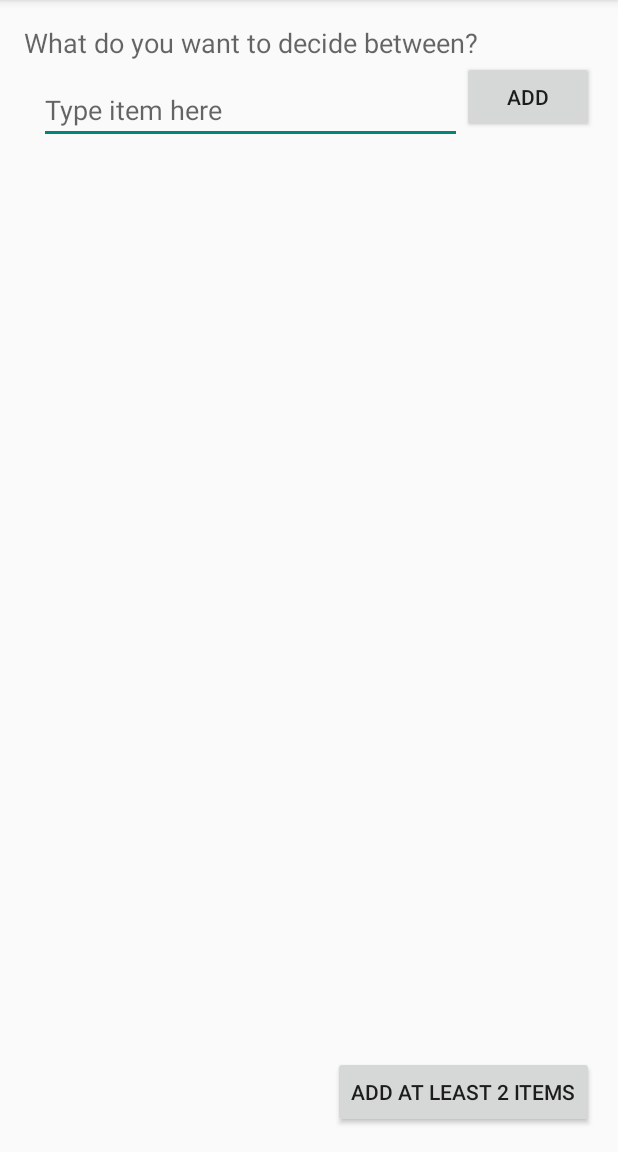
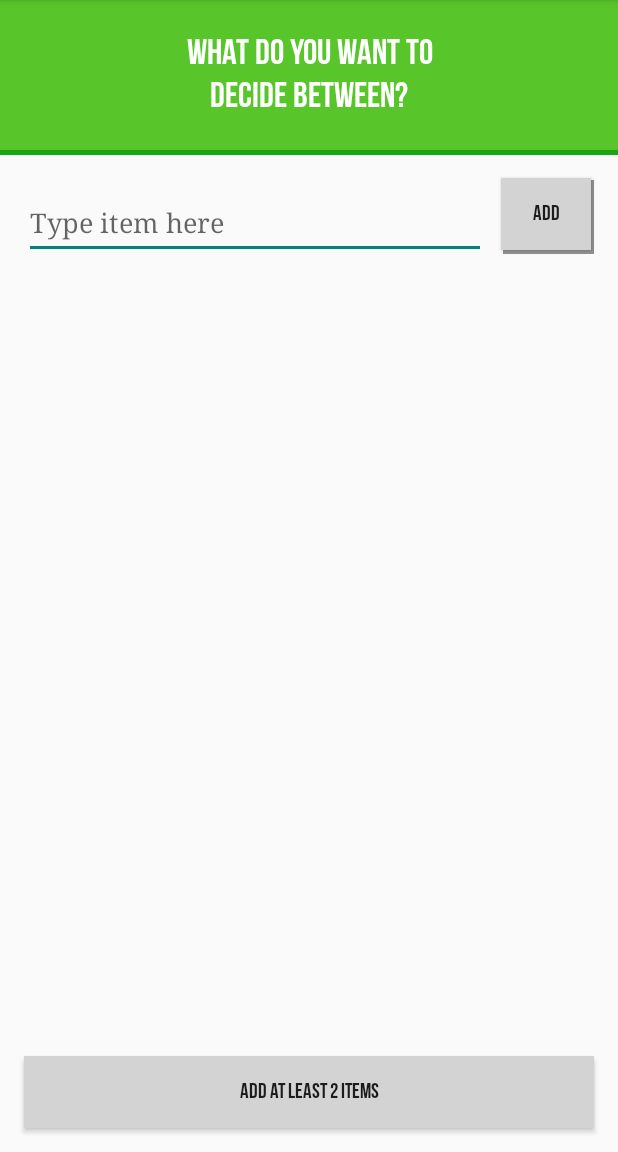
Before and after one commit to cstack/rankit-android, an Android app: the screen it shows after launch (PickOptionsActivity), on a phone screen of 412 x 824 dp, the part 84-1236 px from its top. Run offline under Robolectric (Android 15) with nearby library versions, the phone set to English and light mode, and no system bars.

Commit message:
shivas first commit

```diff
--- a/RankItProject/RankIt/src/main/java/com/connorstack/rankit/PickActivity.java
+++ b/RankItProject/RankIt/src/main/java/com/connorstack/rankit/PickActivity.java
@@ -8,6 +8,10 @@ import android.widget.Button;
 import android.widget.EditText;
 import android.widget.ListView;
 import android.widget.TextView;
+import android.graphics.Typeface;
+import android.animation.ObjectAnimator;
+import android.animation.ArgbEvaluator;
+import android.graphics.Color;
 
 import java.util.ArrayList;
 
@@ -39,6 +43,11 @@ public abstract class PickActivity extends MenuActivity {
         final Button addOptionButton = (Button) findViewById(R.id.addOptionButton);
         final Button continueButton = (Button) findViewById(R.id.continueButton);
 
+        Typeface tf = Typeface.createFromAsset(getAssets(), "fonts/BebasNeue.otf");
+        addOptionButton.setTypeface(tf);
+        continueButton.setTypeface(tf);
+        promptTextView.setTypeface(tf);
+
         addOptionButton.setOnClickListener(new View.OnClickListener() {
             @Override
             public void onClick(View view) {
@@ -66,7 +75,19 @@ public abstract class PickActivity extends MenuActivity {
 
     private void updateContinueButton(Button continueButton) {
         final int numNeeded = getMinimumNumberOfItems();
+
+        final View continueButtonBorder = (View) findViewById(R.id.ContinueButtonBorder);
+
         if (mList.size() >= numNeeded) {
+            ObjectAnimator colorFade = ObjectAnimator.ofObject(continueButton, "backgroundColor", new ArgbEvaluator(), Color.rgb(211, 211, 211), Color.rgb(88, 198, 42));
+            colorFade.setDuration(500);
+            colorFade.start();
+            ObjectAnimator borderFade = ObjectAnimator.ofObject(continueButtonBorder, "backgroundColor", new ArgbEvaluator(), Color.rgb(255, 255, 255), Color.rgb(27, 165, 19));
+            borderFade.setDuration(500);
+            borderFade.start();
+            ObjectAnimator textFade = ObjectAnimator.ofObject(continueButton, "textColor", new ArgbEvaluator(), Color.rgb(0, 0, 0), Color.rgb(255, 255, 255));
+            textFade.setDuration(500);
+            textFade.start();
             continueButton.setClickable(true);
             continueButton.setText("Continue");
         } else {
--- a/RankItProject/RankIt/src/main/java/com/connorstack/rankit/PickOptionsActivity.java
+++ b/RankItProject/RankIt/src/main/java/com/connorstack/rankit/PickOptionsActivity.java
@@ -19,6 +19,6 @@ public class PickOptionsActivity extends PickActivity {
 
     @Override
     protected String getPrompt() {
-        return "What do you want to decide between?";
+        return "What do you want to\ndecide between?";
     }
 }
--- /dev/null
+++ b/RankItProject/RankIt/src/main/res/drawable/rectangle.xml
@@ -0,0 +1,10 @@
+<?xml version="1.0" encoding="UTF-8"?>
+<shape xmlns:android="http://schemas.android.com/apk/res/android" android:id="@+id/listview_background_shape">
+    <stroke android:width="2dp" android:color="#ff207d94" />
+    <padding android:left="2dp"
+        android:top="2dp"
+        android:right="2dp"
+        android:bottom="2dp" />
+    <corners android:radius="5dp" />
+    <solid android:color="#ffffffff" />
+</shape>
--- a/RankItProject/RankIt/src/main/res/layout/activity_main.xml
+++ b/RankItProject/RankIt/src/main/res/layout/activity_main.xml
@@ -2,57 +2,120 @@
     xmlns:tools="http://schemas.android.com/tools"
     android:layout_width="match_parent"
     android:layout_height="match_parent"
-    android:paddingLeft="@dimen/activity_horizontal_margin"
-    android:paddingRight="@dimen/activity_horizontal_margin"
-    android:paddingTop="@dimen/activity_vertical_margin"
-    android:paddingBottom="@dimen/activity_vertical_margin"
+    android:paddingLeft="0dp"
+    android:paddingRight="0dp"
+    android:paddingTop="0dp"
     tools:context=".MainActivity$PlaceholderFragment">
 
     <TextView
-        android:layout_width="wrap_content"
-        android:layout_height="wrap_content"
+        android:layout_width="fill_parent"
+        android:layout_height="100dp"
         android:textAppearance="?android:attr/textAppearanceMedium"
-        android:text="What are you trying to decide between?"
+        android:text="What are you trying to\ndecide between?"
         android:id="@+id/promptTextView"
-        android:layout_alignParentTop="true"
+        android:textAlignment="center"
+        android:typeface="sans"
+        android:gravity="center"
         android:layout_alignParentLeft="true"
-        android:layout_alignParentRight="true" />
+        android:textSize="24sp"
+        android:background="#58c62a"
+        android:autoText="true"
+        android:textColor="#ffffff"
+        android:layout_alignParentTop="false"
+        android:paddingRight="50dp"
+        android:paddingLeft="50dp"
+        android:lines="2"
+        android:linksClickable="true" />
+
+    <View
+        android:id="@+id/HeaderShadow"
+        android:layout_width="fill_parent"
+        android:layout_height="3dp"
+        android:background="#1ba513"
+        android:layout_alignParentLeft="true"
+        android:layout_below="@+id/promptTextView"
+        android:clickable="true" />
 
     <EditText
-        android:layout_width="wrap_content"
-        android:layout_height="wrap_content"
+        android:layout_width="fill_parent"
+        android:layout_height="fill_parent"
         android:id="@+id/optionEditText"
         android:hint="Type item here"
         android:singleLine="true"
         android:imeOptions="actionDone"
-        android:layout_below="@+id/promptTextView"
+        android:layout_alignBottom="@+id/AddButtonShadow"
         android:layout_alignParentLeft="true"
-        android:layout_marginLeft="10dp"
-        android:layout_marginTop="10dp"
-        android:layout_marginBottom="10dp"
-        android:layout_toLeftOf="@+id/addOptionButton" />
+        android:paddingBottom="5dp"
+        android:layout_toLeftOf="@+id/addOptionButton"
+        android:layout_alignTop="@+id/addOptionButton"
+        android:layout_marginLeft="@dimen/activity_horizontal_margin"
+        android:layout_marginRight="10dp"
+        android:typeface="serif"
+        android:layout_marginBottom="-3dp" />
 
     <ListView
         android:layout_width="wrap_content"
         android:layout_height="wrap_content"
         android:id="@+id/optionListView"
         android:layout_below="@+id/optionEditText"
-        android:layout_alignParentLeft="true" />
+        android:layout_alignParentLeft="true"
+        android:layout_marginTop="5dp"
+        android:fillViewport="true"
+        android:layout_above="@+id/continueButton"
+        android:typeface="serif"
+        android:layout_marginLeft="@dimen/activity_horizontal_margin"
+        android:layout_marginRight="@dimen/activity_horizontal_margin"
+        android:layout_marginBottom="15dp" />
+
+
+    <View
+        android:id="@+id/AddButtonShadow"
+        android:layout_width="61dp"
+        android:layout_height="49dp"
+        android:background="#919191"
+        android:layout_alignTop="@+id/addOptionButton"
+        android:layout_alignLeft="@+id/addOptionButton"
+        android:layout_marginRight="@dimen/activity_horizontal_margin"
+        android:layout_marginLeft="1dp"
+        android:layout_marginTop="1dp"
+        android:paddingBottom="5dp" />
+
+    <Button
+        android:layout_width="60dp"
+        android:layout_height="48dp"
+        android:text="Add"
+        android:id="@+id/addOptionButton"
+        android:typeface="sans"
+        android:background="#d3d3d3"
+        android:layout_below="@+id/HeaderShadow"
+        android:layout_alignRight="@+id/optionListView"
+        android:layout_marginTop="15dp"
+        android:layout_marginRight="2dp" />
+
+    <View
+        android:id="@+id/ContinueButtonBorder"
+        android:layout_width="fill_parent"
+        android:layout_height="49dp"
+        android:background="#ffffff"
+        android:layout_marginRight="@dimen/activity_horizontal_margin"
+        android:layout_alignLeft="@+id/optionListView"
+        android:layout_alignTop="@+id/continueButton"
+        android:layout_marginTop="1dp"
+        android:clickable="true" />
 
     <Button
         android:layout_width="wrap_content"
-        android:layout_height="wrap_content"
-        android:text="Add"
-        android:id="@+id/addOptionButton"
-        android:layout_below="@+id/promptTextView"
-        android:layout_alignParentRight="true" />
-
-    <Button
-        android:layout_width="wrap_content"
-        android:layout_height="wrap_content"
+        android:layout_height="48dp"
         android:text="Continue"
         android:id="@+id/continueButton"
         android:layout_alignParentBottom="true"
-        android:layout_alignParentRight="true" />
+        android:layout_alignParentRight="true"
+        android:background="#d3d3d3"
+        android:layout_marginLeft="@dimen/activity_horizontal_margin"
+        android:layout_marginBottom="@dimen/activity_vertical_margin"
+        android:layout_marginRight="@dimen/activity_horizontal_margin"
+        android:layout_alignParentLeft="true"
+        android:layout_marginTop="15dp"
+        android:layout_alignRight="@+id/ContinueButtonShadow" />
 
 </RelativeLayout>
```
Also changed, not shown: RankItProject/RankIt/src/main/assets/fonts/BebasNeue.otf (added).
